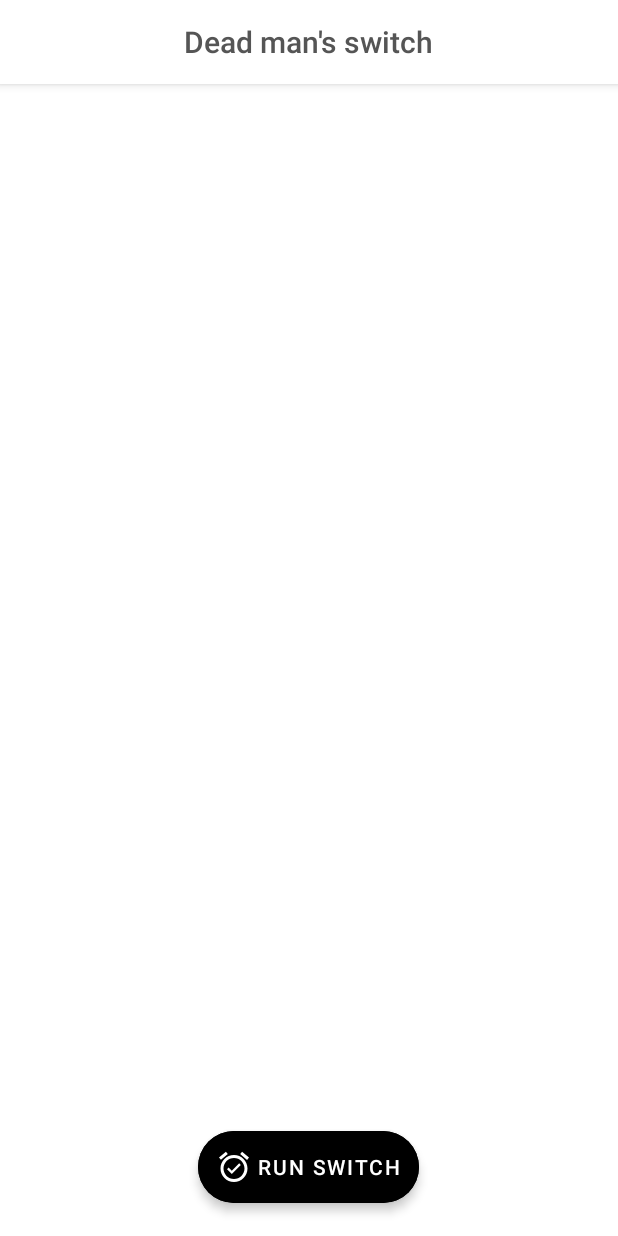
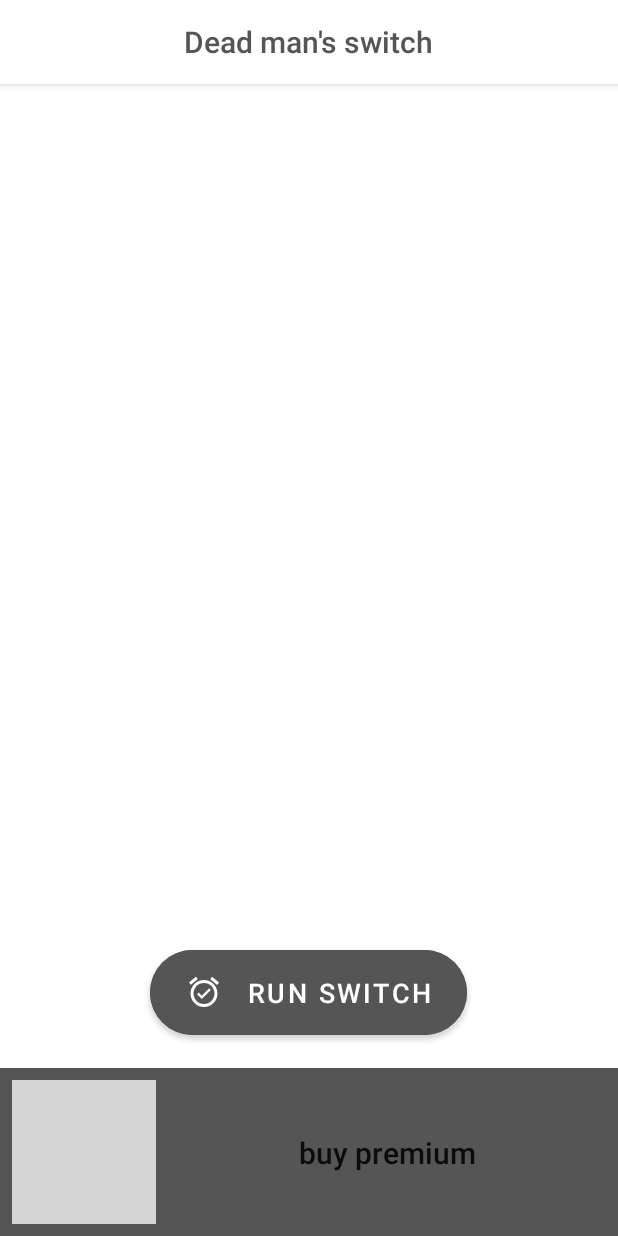
Before and after one commit to SelfFormat/dms, an Android app: the screen it shows after launch (MainActivity), on a phone screen of 412 x 824 dp. Run offline under Robolectric (Android 15) with nearby library versions, the phone set to English and light mode, and no system bars; grey boxes are pictures that could not be loaded.

Commit message:
Add basic premium bar at the bottom of main screen

```diff
--- a/app/src/main/res/layout/activity_main.xml
+++ b/app/src/main/res/layout/activity_main.xml
@@ -1,10 +1,21 @@
 <?xml version="1.0" encoding="utf-8"?>
-<androidx.coordinatorlayout.widget.CoordinatorLayout xmlns:android="http://schemas.android.com/apk/res/android"
+
+<androidx.constraintlayout.widget.ConstraintLayout
+        xmlns:android="http://schemas.android.com/apk/res/android"
         xmlns:app="http://schemas.android.com/apk/res-auto"
         xmlns:tools="http://schemas.android.com/tools"
         android:layout_width="match_parent"
         android:layout_height="match_parent"
+        android:orientation="vertical"
         tools:context=".MainActivity">
+
+    <androidx.coordinatorlayout.widget.CoordinatorLayout
+            android:layout_width="match_parent"
+            android:layout_height="0dp"
+            app:layout_constraintBottom_toTopOf="@+id/constraintLayout"
+            app:layout_constraintEnd_toEndOf="parent"
+            app:layout_constraintStart_toStartOf="parent"
+            app:layout_constraintTop_toTopOf="parent">
 
         <com.google.android.material.appbar.AppBarLayout
                 android:layout_width="match_parent"
@@ -20,7 +31,7 @@
                         android:layout_width="wrap_content"
                         android:layout_height="wrap_content"
                         android:layout_gravity="center"
-                android:text="@string/app_name" />
+                        android:text="@string/app_name"/>
 
             </androidx.appcompat.widget.Toolbar>
 
@@ -33,9 +44,63 @@
                 android:layout_height="wrap_content"
                 android:layout_gravity="bottom|center"
                 android:layout_margin="16dp"
+                android:paddingStart="24dp"
+                android:paddingEnd="24dp"
                 android:text="@string/fab_run_switch"
+                android:textSize="18sp"
                 app:cornerRadius="56dp"
                 app:icon="@drawable/ic_alarm_on_white_24dp"
                 app:iconTint="@color/white"/>
 
     </androidx.coordinatorlayout.widget.CoordinatorLayout>
+
+    <androidx.constraintlayout.widget.ConstraintLayout
+            android:id="@+id/constraintLayout"
+            android:layout_width="match_parent"
+            android:layout_height="wrap_content"
+            android:layout_alignParentBottom="true"
+            android:layout_gravity="bottom"
+            android:background="@color/grayTitle"
+            app:layout_constraintBottom_toBottomOf="parent"
+            app:layout_constraintEnd_toEndOf="parent"
+            app:layout_constraintStart_toStartOf="parent">
+
+        <ImageView
+                android:id="@+id/imageView"
+                android:layout_width="wrap_content"
+                android:layout_height="wrap_content"
+                android:layout_marginStart="8dp"
+                android:layout_marginTop="8dp"
+                android:layout_marginBottom="8dp"
+                android:src="@drawable/ic_stars_black_48dp"
+                app:layout_constraintBottom_toBottomOf="parent"
+                app:layout_constraintStart_toStartOf="parent"
+                app:layout_constraintTop_toTopOf="parent"/>
+
+        <TextView
+                style="@style/TextAppearance.AppCompat.Title"
+                android:layout_width="wrap_content"
+                android:layout_height="wrap_content"
+                android:layout_marginStart="8dp"
+                android:layout_marginEnd="8dp"
+                android:text="@string/buy_premium"
+                app:layout_constraintBottom_toBottomOf="@+id/imageView"
+                app:layout_constraintEnd_toEndOf="parent"
+                app:layout_constraintStart_toEndOf="@+id/imageView"
+                app:layout_constraintTop_toTopOf="@+id/imageView"/>
+
+        <ImageView
+                android:id="@+id/imageView2"
+                android:layout_width="wrap_content"
+                android:layout_height="wrap_content"
+                android:layout_marginStart="8dp"
+                android:layout_marginTop="8dp"
+                android:layout_marginBottom="8dp"
+                android:src="@drawable/ic_stars_black_48dp"
+                app:layout_constraintBottom_toBottomOf="parent"
+                app:layout_constraintStart_toStartOf="parent"
+                app:layout_constraintTop_toTopOf="parent"/>
+
+    </androidx.constraintlayout.widget.ConstraintLayout>
+
+</androidx.constraintlayout.widget.ConstraintLayout>
--- a/app/src/main/res/values/strings.xml
+++ b/app/src/main/res/values/strings.xml
@@ -1,4 +1,5 @@
 <resources>
     <string name="app_name">Dead man\'s switch</string>
-    <string name="fab_run_switch">run switch</string>
+    <string name="fab_run_switch">\trun switch</string>
+    <string name="buy_premium">buy premium</string>
 </resources>
--- a/app/src/main/res/values/styles.xml
+++ b/app/src/main/res/values/styles.xml
@@ -13,9 +13,9 @@
     </style>
 
     <style name="FabLightTextOnDarkBackground" parent="Widget.MaterialComponents.Button.TextButton.Icon">
-        <item name="android:backgroundTint">@color/black</item>
-        <item name="android:elevation">4dp</item>
-        <item name="android:padding">12dp</item>
+        <item name="android:backgroundTint">@color/grayTitle</item>
+        <item name="android:elevation">2dp</item>
+        <item name="android:padding">16dp</item>
         <item name="android:textAllCaps">true</item>
         <item name="android:textColor">@color/white</item>
     </style>
```
Lines whose indentation alone changed are shown as unchanged.
